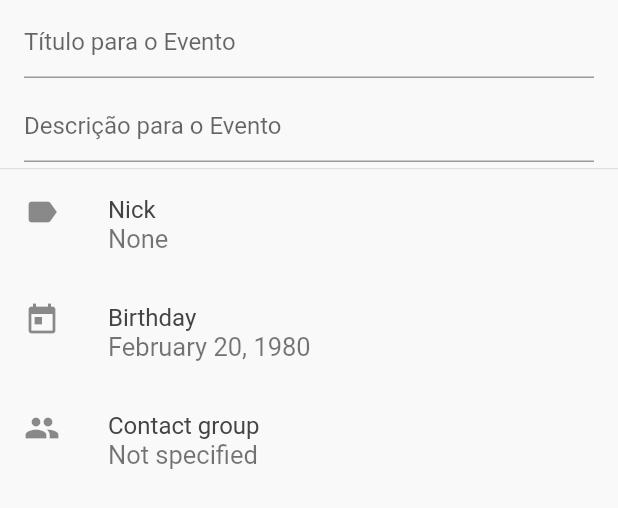
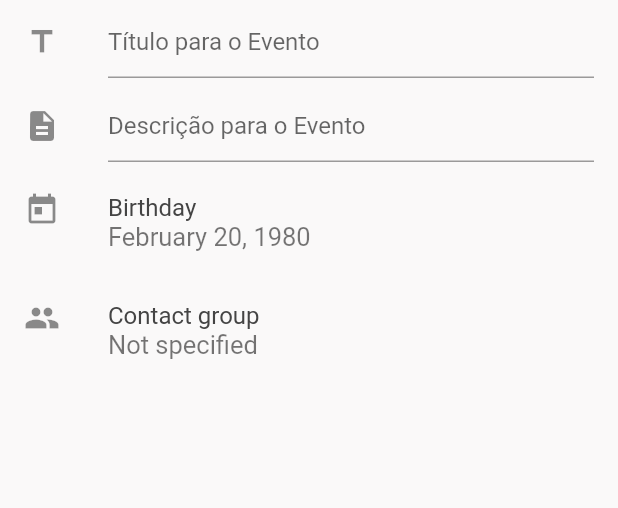
Before and after one commit to davidjentjens/buddies, a Flutter app: the EventFields widget shown alone on an empty page, opened directly, on a phone screen of 412 x 824 dp. Shown: the top 508 px of the screen. Run offline on Flutter 3.47's test engine with Material 2 defaults, Android fonts, the phone set to English and light mode, and no system bars; our stand-ins replace cloud_firestore, firebase_analytics, firebase_auth, firebase_core, flutter_dotenv, fluttertoast and 4 more; missing offline and left inert: algolia, cloud_firestore_web, firebase_analytics_web, firebase_auth_web, firebase_core_web, google_sign_in_web; accounts and stored records are empty; network calls fail.

Commit message:
Implementar envio e validação de TextFields no formulário de criação de Eventos

```diff
--- a/lib/screens/EventManager/EventCreator/EventFields.dart
+++ b/lib/screens/EventManager/EventCreator/EventFields.dart
@@ -1,33 +1,44 @@
 import 'package:flutter/material.dart';
 
-class EventFields extends StatelessWidget {
-  const EventFields({Key? key}) : super(key: key);
+class EventFields extends StatefulWidget {
 
+
+  EventFields(
+  ) : super();
+
+  @override
+  _EventFieldsState createState() => _EventFieldsState();
+}
+
+class _EventFieldsState extends State<EventFields> {
   @override
   Widget build(BuildContext context) {
     return ListView(
       children: <Widget>[
         new ListTile(
-          title: new TextField(
+          leading: const Icon(Icons.title),
+          title: new TextFormField(
+            validator: (value) {
+              if (value == null || value.isEmpty) {
+                return "Por favor informe um título para o Evento";
+              }
+              if (value.length < 10) {
+                return "O título precisa ter pelo menos 10 caracteres";
+              }
+              return null;
+            },
             decoration: new InputDecoration(
               hintText: "Título para o Evento",
             ),
           ),
         ),
         new ListTile(
-          title: new TextField(
+          leading: const Icon(Icons.description),
+          title: new TextFormField(
             decoration: new InputDecoration(
               hintText: "Descrição para o Evento",
             ),
           ),
-        ),
-        const Divider(
-          height: 1.0,
-        ),
-        new ListTile(
-          leading: const Icon(Icons.label),
-          title: const Text('Nick'),
-          subtitle: const Text('None'),
         ),
         new ListTile(
           leading: const Icon(Icons.today),
--- a/lib/screens/EventManager/EventCreator/EventImage.dart
+++ b/lib/screens/EventManager/EventCreator/EventImage.dart
@@ -8,9 +8,7 @@ class EventImage extends StatelessWidget {
     return new SliverAppBar(
       floating: true,
       pinned: true,
-      flexibleSpace: Hero(
-        tag: 'EVENTIMAGE',
-        child: Row(children: [
+      flexibleSpace: Row(children: [
         Expanded(
           child: Image(
             image: NetworkImage(
@@ -20,7 +18,6 @@ class EventImage extends StatelessWidget {
           ),
         ),
       ]),
-      ),
       expandedHeight: 200,
       backgroundColor: Color(0x00000000),
       elevation: 0,
```
Also changed, not shown: lib/screens/EventManager/EventCreator/CreateButton.dart (added, +39 -0 lines), lib/screens/EventManager/EventCreator/EventCreator.dart (+19 -2 lines). Lines whose indentation alone changed are shown as unchanged.
